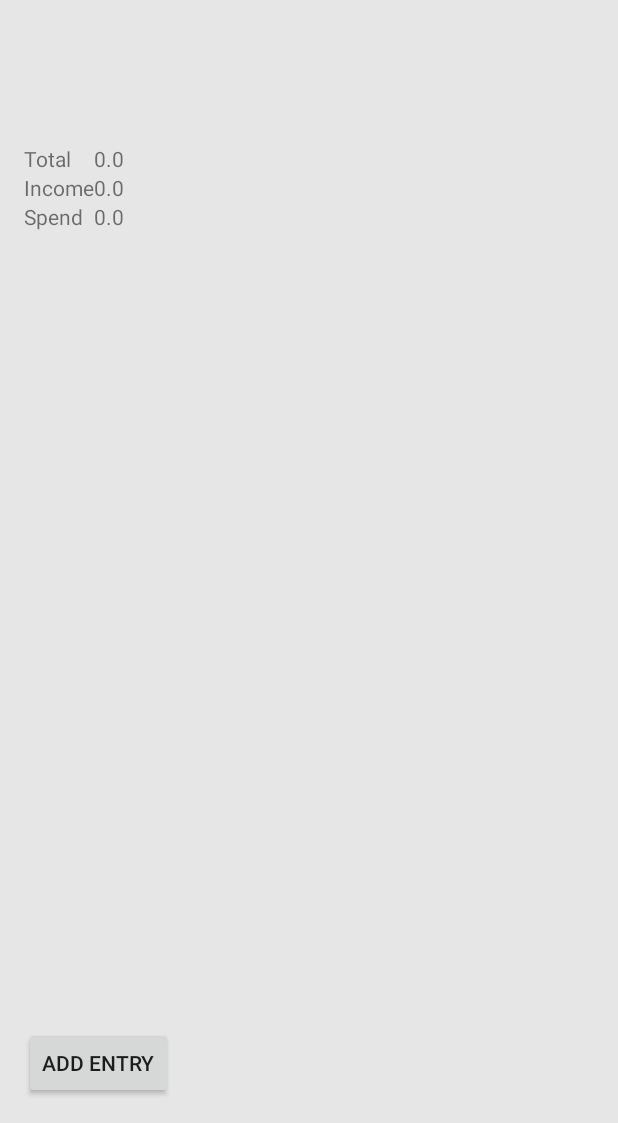
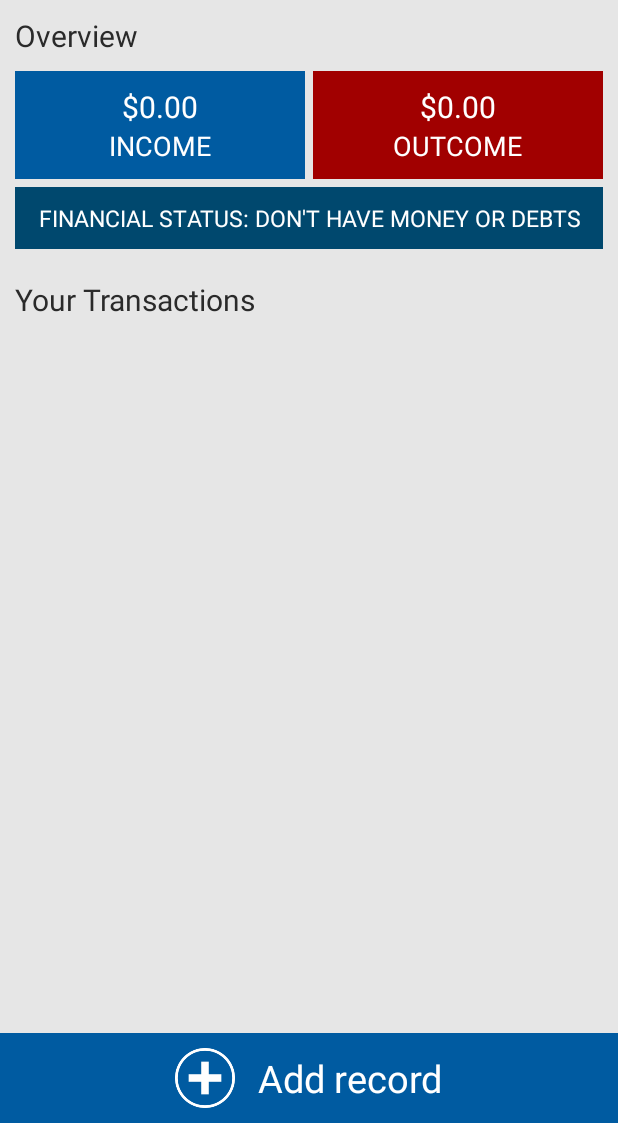
Before and after one commit to danielyoshizawa/mybudget, an Android app: the screen it shows after launch (MyBudget), on a phone screen of 412 x 824 dp, the part 113-1236 px from its top. Run offline under Robolectric (Android 15) with nearby library versions, the phone set to English and light mode, and no system bars.

Commit message:
Home design ready

```diff
--- a/app/src/main/java/com/depaul/daniel/mybudget/EntryAdapter.java
+++ b/app/src/main/java/com/depaul/daniel/mybudget/EntryAdapter.java
@@ -2,6 +2,7 @@ package com.depaul.daniel.mybudget;
 
 import android.app.Activity;
 import android.content.Context;
+import android.graphics.Color;
 import android.support.v4.content.ContextCompat;
 import android.view.LayoutInflater;
 import android.view.View;
@@ -47,12 +48,6 @@ public class EntryAdapter extends BaseAdapter {
 
         Entry entry = Entries.GetEntryAt(position);
 
-        if (entry.IsIncome()) {
-            row.setBackgroundColor(ContextCompat.getColor(context, R.color.light_blue));
-        } else {
-            row.setBackgroundColor(ContextCompat.getColor(context, R.color.light_red));
-        }
-
         TextView value = (TextView) row.findViewById(R.id.EntryValue);
         value.setText(DataValidator.FormatCurrency(context, Double.parseDouble(entry.GetValue())));
 
@@ -62,6 +57,16 @@ public class EntryAdapter extends BaseAdapter {
         TextView category = (TextView) row.findViewById(R.id.EntryCategory);
         category.setText(entry.GetCategory().GetName());
 
+        if (entry.IsIncome()) {
+            category.setBackgroundColor(ContextCompat.getColor(context, R.color.blue));
+            value.setTextColor(ContextCompat.getColor(context, R.color.blue));
+            title.setTextColor(ContextCompat.getColor(context, R.color.blue));
+        } else {
+            category.setBackgroundColor(ContextCompat.getColor(context, R.color.red));
+            value.setTextColor(ContextCompat.getColor(context, R.color.red));
+            title.setTextColor(ContextCompat.getColor(context, R.color.red));
+        }
+
         return row;
     }
 }
--- a/app/src/main/java/com/depaul/daniel/mybudget/MyBudget.java
+++ b/app/src/main/java/com/depaul/daniel/mybudget/MyBudget.java
@@ -6,6 +6,7 @@ import android.view.Menu;
 import android.view.MenuItem;
 import android.view.ViewGroup;
 import android.widget.Button;
+import android.widget.LinearLayout;
 import android.widget.ListView;
 import android.widget.TextView;
 
@@ -14,7 +15,7 @@ import android.widget.TextView;
 public class MyBudget extends Layout {
 
     private ListView listView;
-    private Button addButton;
+    private LinearLayout addButton;
     private EntryAdapter entryAdapter;
     private TextView totalValueLabel;
     private TextView incomeValueLabel;
@@ -39,9 +40,18 @@ public class MyBudget extends Layout {
         super.onResume();
         entryAdapter.notifyDataSetChanged();
 
-        totalValueLabel.setText(entryManager.GetTotal());
-        incomeValueLabel.setText(entryManager.GetIncome());
-        spendValueLabel.setText(entryManager.GetSpend());
+        String total = DataValidator.FormatCurrency(this, Double.parseDouble(entryManager.GetTotal()));
+
+        if(Double.parseDouble(entryManager.GetTotal()) > 0) {
+            totalValueLabel.setText("FINANCIAL STATUS: OK, YOU STILL HAVE "+total);
+        } else if(Double.parseDouble(entryManager.GetTotal()) < 0) {
+            totalValueLabel.setText("FINANCIAL STATUS: BAD, YOU OWE "+total);
+        } else {
+            totalValueLabel.setText("FINANCIAL STATUS: DON'T HAVE MONEY OR DEBTS");
+        }
+
+        incomeValueLabel.setText(DataValidator.FormatCurrency(this, Double.parseDouble(entryManager.GetIncome())));
+        spendValueLabel.setText(DataValidator.FormatCurrency(this, Double.parseDouble(entryManager.GetSpend())));
     }
 
     private void initialize() {
@@ -51,7 +61,7 @@ public class MyBudget extends Layout {
     }
 
     private void inflate() {
-        addButton = (Button) findViewById(R.id.button_add_activity);
+        addButton = (LinearLayout) findViewById(R.id.button_plus_record);
         listView = (ListView) findViewById(R.id.entry_list);
         totalValueLabel = (TextView) findViewById(R.id.total_label);
         incomeValueLabel = (TextView) findViewById(R.id.income_label);
--- a/app/src/main/res/layout/activity_my_budget.xml
+++ b/app/src/main/res/layout/activity_my_budget.xml
@@ -1,78 +1,173 @@
 <LinearLayout xmlns:android="http://schemas.android.com/apk/res/android"
     xmlns:tools="http://schemas.android.com/tools" android:layout_width="match_parent"
-    android:layout_height="match_parent" android:paddingLeft="@dimen/activity_horizontal_margin"
-    android:paddingRight="@dimen/activity_horizontal_margin"
-    android:paddingTop="@dimen/activity_vertical_margin"
-    android:paddingBottom="@dimen/activity_vertical_margin"
+    android:layout_height="match_parent"
     tools:context=".MyBudget">
 
-    <LinearLayout
+    <RelativeLayout
         android:layout_width="fill_parent"
-        android:layout_height="match_parent"
-        android:orientation="vertical">
+        android:layout_height="wrap_content">
 
-        <ListView
-            android:id="@+id/entry_list"
+        <RelativeLayout
             android:layout_width="fill_parent"
-            android:layout_height="wrap_content"
-            android:layout_weight="0"
-            android:layout_alignParentTop="true"
-            android:layout_marginBottom="80dp"
-            android:background="@color/blue">
-        </ListView>
+            android:layout_height="wrap_content">
 
-        <GridLayout
-            android:layout_width="fill_parent"
-            android:layout_height="wrap_content"
-            android:rowCount="3"
-            android:columnCount="2"
-            android:layout_weight="1">
             <TextView
                 android:layout_width="wrap_content"
                 android:layout_height="wrap_content"
-                android:text="Total"/>
-            <TextView
-                android:id="@+id/total_label"
-                android:layout_width="wrap_content"
+                android:textAppearance="?android:attr/textAppearanceMedium"
+                android:text="Overview"
+                android:id="@+id/label_overview"
+                android:textColor="#2a2a2a"
+                android:textSize="20dp"
+                android:layout_marginTop="10dp"
+                android:layout_marginLeft="10dp" />
+
+            <LinearLayout
+                android:layout_width="match_parent"
                 android:layout_height="wrap_content"
-                android:gravity="center"
-                android:text="0"/>
+                android:layout_weight="1"
+                android:orientation="vertical"
+                android:id="@+id/overview"
+                android:layout_below="@+id/label_overview"
+                android:padding="10dp">
+
+                <LinearLayout
+                    android:orientation="horizontal"
+                    android:layout_width="match_parent"
+                    android:layout_height="wrap_content"
+                    android:id="@+id/linear1"
+                    android:baselineAligned="false">
+
+                    <LinearLayout
+                        android:orientation="vertical"
+                        android:layout_width="0dp"
+                        android:layout_height="match_parent"
+                        android:layout_weight="1"
+                        android:id="@+id/linear2"
+                        android:background="#005ba1"
+                        android:gravity="center_horizontal"
+                        android:layout_marginRight="2.5dp"
+                        android:padding="10dp">
+
+                        <TextView
+                            android:id="@+id/income_label"
+                            android:layout_width="wrap_content"
+                            android:layout_height="wrap_content"
+                            android:text="$0.00"
+                            android:textColor="#ffffff"
+                            android:textSize="20dp"
+                            android:textIsSelectable="true" />
+
+                        <TextView
+                            android:layout_width="wrap_content"
+                            android:layout_height="wrap_content"
+                            android:textAppearance="?android:attr/textAppearanceMedium"
+                            android:text="INCOME"
+                            android:id="@+id/textView2"
+                            android:textColor="#ffffff" />
+                    </LinearLayout>
+
+                    <LinearLayout
+                        android:orientation="vertical"
+                        android:layout_width="0dp"
+                        android:layout_height="match_parent"
+                        android:layout_weight="1"
+                        android:id="@+id/linear3"
+                        android:background="#a10000"
+                        android:gravity="center_horizontal"
+                        android:layout_marginLeft="2.5dp"
+                        android:padding="10dp">
+
+                        <TextView
+                            android:id="@+id/spend_label"
+                            android:layout_width="wrap_content"
+                            android:layout_height="wrap_content"
+                            android:text="$0.00"
+                            android:textColor="#ffffff"
+                            android:textSize="20dp"
+                            android:textIsSelectable="true" />
+
+                        <TextView
+                            android:layout_width="wrap_content"
+                            android:layout_height="wrap_content"
+                            android:textAppearance="?android:attr/textAppearanceMedium"
+                            android:text="OUTCOME"
+                            android:id="@+id/textView3"
+                            android:textColor="#ffffff" />
+                    </LinearLayout>
+                </LinearLayout>
+
+                <LinearLayout
+                    android:orientation="vertical"
+                    android:layout_width="match_parent"
+                    android:layout_height="wrap_content"
+                    android:gravity="center"
+                    android:background="#00486e"
+                    android:layout_marginTop="5dp"
+                    android:padding="10dp">
+
+                    <TextView
+                        android:id="@+id/total_label"
+                        android:layout_width="wrap_content"
+                        android:layout_height="wrap_content"
+                        android:gravity="center"
+                        android:text="0"
+                        android:textColor="#ffffff"
+                        android:textSize="15dp" />
+                </LinearLayout>
+
+            </LinearLayout>
+
             <TextView
                 android:layout_width="wrap_content"
                 android:layout_height="wrap_content"
-                android:text="Income"/>
-            <TextView
-                android:id="@+id/income_label"
-                android:layout_width="wrap_content"
-                android:layout_height="wrap_content"
-                android:text="0"/>
+                android:textAppearance="?android:attr/textAppearanceMedium"
+                android:text="Your Transactions"
+                android:id="@+id/label_transactions"
+                android:textColor="#2a2a2a"
+                android:layout_below="@+id/overview"
+                android:textSize="20dp"
+                android:layout_margin="10dp" />
+
+            <ListView
+                android:id="@+id/entry_list"
+                android:layout_width="match_parent"
+                android:layout_height="match_parent"
+                android:layout_below="@+id/label_transactions"
+                android:layout_marginLeft="10dp"
+                android:layout_marginRight="10dp"
+                android:layout_marginBottom="60dp"
+                android:layout_weight="1">
+            </ListView>
+
+        </RelativeLayout>
+
+        <LinearLayout
+            android:layout_width="fill_parent"
+            android:layout_height="wrap_content"
+            android:layout_alignParentBottom="true"
+            android:id="@+id/button_plus_record"
+            android:background="#005ba1"
+            android:gravity="center"
+            android:padding="10dp">
+
+            <ImageView
+                android:layout_width="40dp"
+                android:layout_height="40dp"
+                android:id="@+id/imageView"
+                android:src="@drawable/plus" />
+
             <TextView
                 android:layout_width="wrap_content"
                 android:layout_height="wrap_content"
-                android:text="Spend"/>
-            <TextView
-                android:id="@+id/spend_label"
-                android:layout_width="wrap_content"
-                android:layout_height="wrap_content"
-                android:text="0"/>
-        </GridLayout>
-
-        <LinearLayout
-            android:layout_width="wrap_content"
-            android:layout_height="0dp"
-            android:layout_weight="1"
-            android:gravity="center|bottom">
-
-            <!-- Change this Buttons for Images -->
-            <Button
-                android:id="@+id/button_add_activity"
-                android:layout_width="wrap_content"
-                android:layout_height="wrap_content"
-                android:text="Add Entry"/>
-
+                android:textAppearance="?android:attr/textAppearanceLarge"
+                android:text="Add record"
+                android:id="@+id/textView4"
+                android:textColor="#ffffff"
+                android:layout_marginLeft="15dp"
+                android:textSize="25dp" />
         </LinearLayout>
 
-
-    </LinearLayout>
+    </RelativeLayout>
 
 </LinearLayout>
--- a/app/src/main/res/layout/entry_layout.xml
+++ b/app/src/main/res/layout/entry_layout.xml
@@ -2,7 +2,7 @@
 <RelativeLayout xmlns:android="http://schemas.android.com/apk/res/android"
     android:orientation="vertical" android:layout_width="match_parent"
     android:layout_height="wrap_content"
-    android:padding="10dp">
+    android:padding="10dp" android:background="#ffffff">
 
     <TextView
         android:layout_width="wrap_content"
@@ -19,10 +19,12 @@
 
     <TextView
         android:layout_width="wrap_content"
-        android:layout_height="wrap_content"
+        android:layout_height="match_parent"
         android:id="@+id/EntryCategory"
-        android:layout_marginTop="7dp"
         android:layout_alignParentRight="true"
-        android:text="Category"/>
+        android:text="Category"
+        android:gravity="center"
+        android:padding="10dp"
+        android:textColor="#ffffff" />
 
 </RelativeLayout>
--- a/app/src/main/res/values/colors.xml
+++ b/app/src/main/res/values/colors.xml
@@ -1,7 +1,7 @@
 <?xml version="1.0" encoding="utf-8"?>
 <resources>
-    <item name="red" type="color">#FFFF4444</item>
-    <item name="blue" type="color">#FF0000FF</item>
+    <item name="red" type="color">#A10000</item>
+    <item name="blue" type="color">#005BA1</item>
     <item name="light_blue" type="color">#B3CAFA</item>
     <item name="light_red" type="color">#FFFAB3B3</item>
 
```
